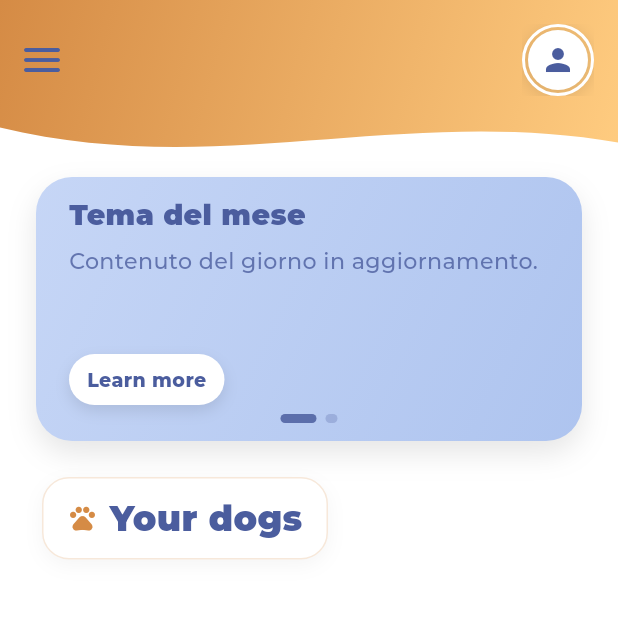
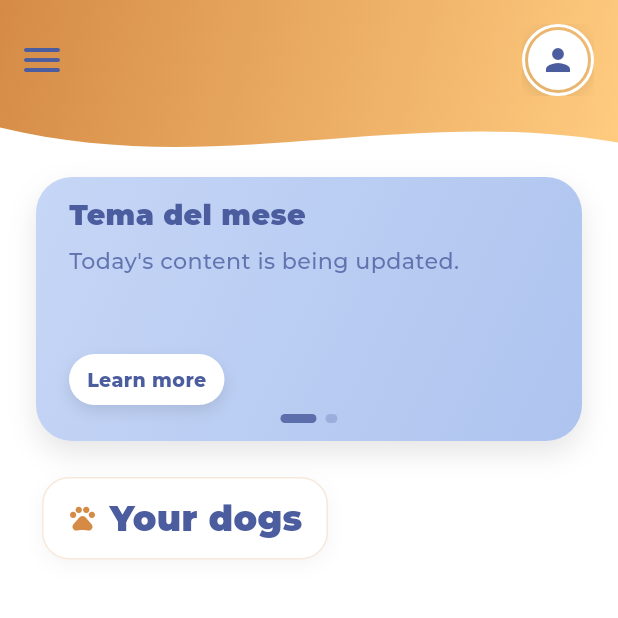
Before and after one commit to TherHub-404/ArtrosiCane, a Flutter app: the HomeScreen screen opened by its route, on a phone screen of 412 x 824 dp, the top half of it. Run offline on Flutter 3.47's test engine with Material 3 defaults, Android fonts, the phone set to English and light mode, and no system bars; our stand-ins replace app_links, file_picker, flutter_dotenv, flutter_local_notifications, flutter_riverpod, flutter_timezone and 11 more; missing offline and left inert: play_install_referrer; accounts and stored records are empty.

Commit message:
ARTR-32 Prioritize and localize daily diary

```diff
--- a/lib/features/home/presentation/widgets/pet_card.dart
+++ b/lib/features/home/presentation/widgets/pet_card.dart
@@ -163,6 +163,16 @@ class PetCard extends StatelessWidget {
                           maxLines: 1,
                           overflow: TextOverflow.ellipsis,
                         ),
+                        if (onDiaryTap != null) ...[
+                          const SizedBox(height: 12),
+                          _DiaryAction(
+                            petName: name,
+                            status: diaryStatus,
+                            isLoading: isDiaryStatusLoading,
+                            hasError: hasDiaryStatusError,
+                            onTap: onDiaryTap!,
+                          ),
+                        ],
                         if (arthrosisGrade != null) ...[
                           const SizedBox(height: 12),
                           Container(
@@ -273,16 +283,6 @@ class PetCard extends StatelessWidget {
                             ],
                           ],
                         ),
-                        if (onDiaryTap != null) ...[
-                          const Spacer(),
-                          _DiaryAction(
-                            petName: name,
-                            status: diaryStatus,
-                            isLoading: isDiaryStatusLoading,
-                            hasError: hasDiaryStatusError,
-                            onTap: onDiaryTap!,
-                          ),
-                        ],
                       ],
                     ),
                   ),
@@ -457,6 +457,7 @@ class _DiaryAction extends StatelessWidget {
   @override
   Widget build(BuildContext context) {
     final isCompleted = status == DailyDiaryStatus.completed;
+    final isPending = status == null || status == DailyDiaryStatus.notStarted;
     final isUnavailable = hasError || status == DailyDiaryStatus.unavailable;
     final foregroundColor = isCompleted
         ? Colors.green.shade700
@@ -544,6 +545,19 @@ class _DiaryAction extends StatelessWidget {
                               fontSize: 14,
                             ),
                           ),
+                          if (isPending) ...[
+                            const SizedBox(height: 3),
+                            Text(
+                              context.l10n.text('Completa il diario'),
+                              maxLines: 1,
+                              overflow: TextOverflow.ellipsis,
+                              style: AppTypography.bodyBold.copyWith(
+                                color: foregroundColor,
+                                fontSize: 12,
+                                decoration: TextDecoration.underline,
+                              ),
+                            ),
+                          ],
                         ],
                       ),
                     ),
@@ -577,7 +591,7 @@ class _DiaryAction extends StatelessWidget {
         return context.l10n.text('Continua il diario');
       case DailyDiaryStatus.notStarted:
       case null:
-        return context.l10n.text('Completa il diario');
+        return context.l10n.text('Non completato');
       case DailyDiaryStatus.unavailable:
         return context.l10n.text('Stato diario non disponibile');
     }
--- a/lib/l10n/app_translation_catalog.dart
+++ b/lib/l10n/app_translation_catalog.dart
@@ -1,5 +1,35 @@
 const Map<String, Map<String, String>> appTranslationCatalog = {
   'en': {
+    'Non completato': 'Not completed',
+    'Apri diario di {{dogName}}': "Open {{dogName}}'s diary",
+    'Cambia foto': 'Change photo',
+    'Caricamento frase di oggi...': "Loading today's message...",
+    'Check di oggi salvato. Puoi rivedere il risultato quando vuoi.':
+        "Today's diary has been saved. You can review the result at any time.",
+    'Connessione assente: il check resta salvato sul dispositivo e verra inviato appena possibile.':
+        'No connection: the diary remains saved on this device and will be sent as soon as possible.',
+    'Contenuto del giorno in aggiornamento.':
+        "Today's content is being updated.",
+    'Errore nel caricamento.': 'Unable to load.',
+    'Errore: {{error}}': 'Error: {{error}}',
+    'Facoltativo: puoi continuare anche senza scegliere fattori.':
+        'Optional: you can continue without selecting any factors.',
+    'Fotocamera': 'Camera',
+    'Frase di oggi in aggiornamento.': "Today's message is being updated.",
+    'Galleria': 'Gallery',
+    'Impossibile aprire la galleria.': 'Unable to open the gallery.',
+    'Modifica Profilo': 'Edit profile',
+    'Obbligatorio': 'Required',
+    'Salva Modifiche': 'Save changes',
+    'Scegli com era il recupero rispetto a ieri.':
+        'Choose how recovery was compared with yesterday.',
+    'Scegli quanto movimento fara oggi.':
+        'Choose how much exercise your dog will get today.',
+    'Scegli se oggi hai notato rigidita o zoppia.':
+        'Choose whether you noticed stiffness or limping today.',
+    'Serve il permesso per accedere alle foto.':
+        'Photo access permission is required.',
+    'Video non disponibile': 'Video unavailable',
     'Diario di oggi': "Today's diary",
     'Caricamento stato diario...': 'Loading diary status...',
     'Stato diario non disponibile': 'Diary status unavailable',
@@ -955,6 +985,37 @@ const Map<String, Map<String, String>> appTranslationCatalog = {
         'We couldn\'t update the password. Please try again shortly.',
   },
   'fr': {
+    'Non completato': 'Non terminé',
+    'Apri diario di {{dogName}}': 'Ouvrir le journal de {{dogName}}',
+    'Cambia foto': 'Changer la photo',
+    'Caricamento frase di oggi...': 'Chargement du message du jour…',
+    'Check di oggi salvato. Puoi rivedere il risultato quando vuoi.':
+        'Le journal du jour a été enregistré. Vous pouvez consulter le résultat à tout moment.',
+    'Connessione assente: il check resta salvato sul dispositivo e verra inviato appena possibile.':
+        'Aucune connexion : le journal reste enregistré sur cet appareil et sera envoyé dès que possible.',
+    'Contenuto del giorno in aggiornamento.':
+        'Le contenu du jour est en cours de mise à jour.',
+    'Errore nel caricamento.': 'Impossible de charger.',
+    'Errore: {{error}}': 'Erreur : {{error}}',
+    'Facoltativo: puoi continuare anche senza scegliere fattori.':
+        'Facultatif : vous pouvez continuer sans sélectionner de facteurs.',
+    'Fotocamera': 'Appareil photo',
+    'Frase di oggi in aggiornamento.':
+        'Le message du jour est en cours de mise à jour.',
+    'Galleria': 'Galerie',
+    'Impossibile aprire la galleria.': 'Impossible d’ouvrir la galerie.',
+    'Modifica Profilo': 'Modifier le profil',
+    'Obbligatorio': 'Obligatoire',
+    'Salva Modifiche': 'Enregistrer les modifications',
+    'Scegli com era il recupero rispetto a ieri.':
+        'Indiquez comment était la récupération par rapport à hier.',
+    'Scegli quanto movimento fara oggi.':
+        'Indiquez combien d’exercice votre chien fera aujourd’hui.',
+    'Scegli se oggi hai notato rigidita o zoppia.':
+        'Indiquez si vous avez remarqué une raideur ou une boiterie aujourd’hui.',
+    'Serve il permesso per accedere alle foto.':
+        'L’autorisation d’accéder aux photos est requise.',
+    'Video non disponibile': 'Vidéo indisponible',
     'Diario di oggi': 'Journal du jour',
     'Caricamento stato diario...': 'Chargement de l’état du journal…',
     'Stato diario non disponibile': 'État du journal indisponible',
@@ -1945,6 +2006,38 @@ const Map<String, Map<String, String>> appTranslationCatalog = {
         'Nous n\'avons pas pu mettre à jour le mot de passe. Réessayez dans un instant.',
   },
   'de': {
+    'Non completato': 'Nicht abgeschlossen',
+    'Apri diario di {{dogName}}': 'Tagebuch von {{dogName}} öffnen',
+    'Cambia foto': 'Foto ändern',
+    'Caricamento frase di oggi...': 'Heutige Nachricht wird geladen…',
+    'Check di oggi salvato. Puoi rivedere il risultato quando vuoi.':
+        'Das heutige Tagebuch wurde gespeichert. Du kannst das Ergebnis jederzeit ansehen.',
+    'Connessione assente: il check resta salvato sul dispositivo e verra inviato appena possibile.':
+        'Keine Verbindung: Das Tagebuch bleibt auf diesem Gerät gespeichert und wird baldmöglichst gesendet.',
+    'Contenuto del giorno in aggiornamento.':
+        'Der heutige Inhalt wird aktualisiert.',
+    'Errore nel caricamento.': 'Laden nicht möglich.',
+    'Errore: {{error}}': 'Fehler: {{error}}',
+    'Facoltativo: puoi continuare anche senza scegliere fattori.':
+        'Optional: Du kannst fortfahren, ohne Faktoren auszuwählen.',
+    'Fotocamera': 'Kamera',
+    'Frase di oggi in aggiornamento.':
+        'Die heutige Nachricht wird aktualisiert.',
+    'Galleria': 'Galerie',
+    'Impossibile aprire la galleria.':
+        'Die Galerie kann nicht geöffnet werden.',
+    'Modifica Profilo': 'Profil bearbeiten',
+    'Obbligatorio': 'Erforderlich',
+    'Salva Modifiche': 'Änderungen speichern',
+    'Scegli com era il recupero rispetto a ieri.':
+        'Wähle aus, wie die Erholung im Vergleich zu gestern war.',
+    'Scegli quanto movimento fara oggi.':
+        'Wähle aus, wie viel Bewegung dein Hund heute bekommen wird.',
+    'Scegli se oggi hai notato rigidita o zoppia.':
+        'Wähle aus, ob du heute Steifheit oder Hinken bemerkt hast.',
+    'Serve il permesso per accedere alle foto.':
+        'Die Berechtigung für den Fotozugriff ist erforderlich.',
+    'Video non disponibile': 'Video nicht verfügbar',
     'Diario di oggi': 'Heutiges Tagebuch',
     'Caricamento stato diario...': 'Tagebuchstatus wird geladen…',
     'Stato diario non disponibile': 'Tagebuchstatus nicht verfügbar',
```
Also changed, not shown: 1 other file.
